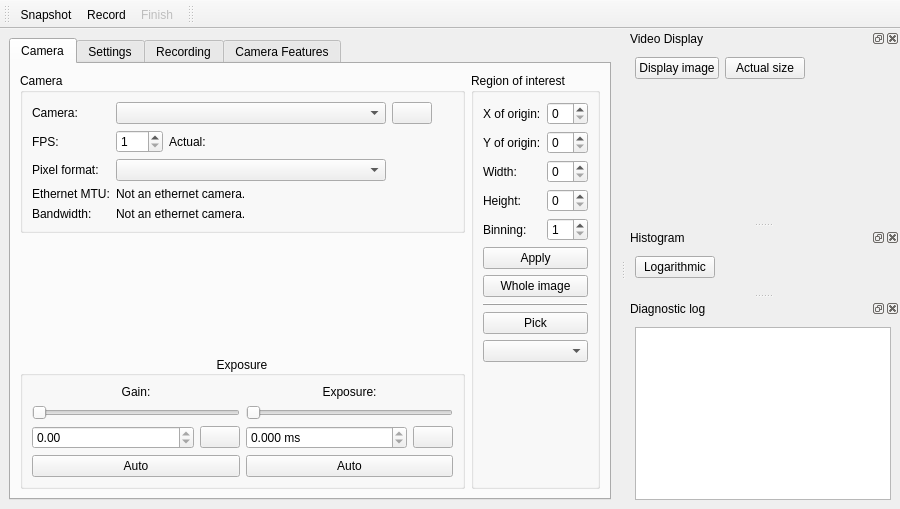
Above: src/mainwindow.ui from anselg/qarv before the change. Below: the same form after it.
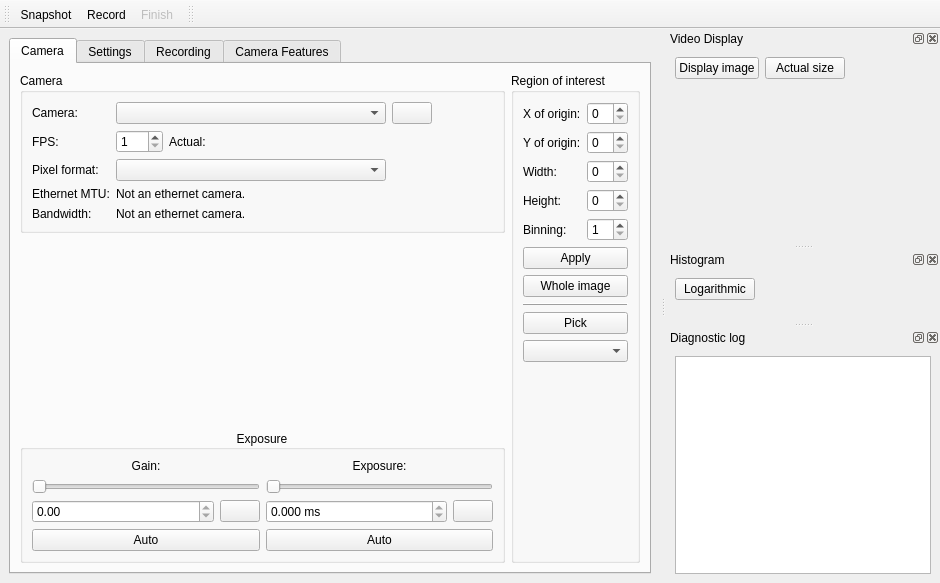
That is the form after the change. Icons and pictures are not drawn. Custom widgets are drawn as their Qt base class.

```diff
--- a/src/mainwindow.ui
+++ b/src/mainwindow.ui
@@ -6,8 +6,8 @@
    <rect>
     <x>0</x>
     <y>0</y>
-    <width>900</width>
-    <height>509</height>
+    <width>940</width>
+    <height>583</height>
    </rect>
   </property>
   <property name="windowTitle">
```
